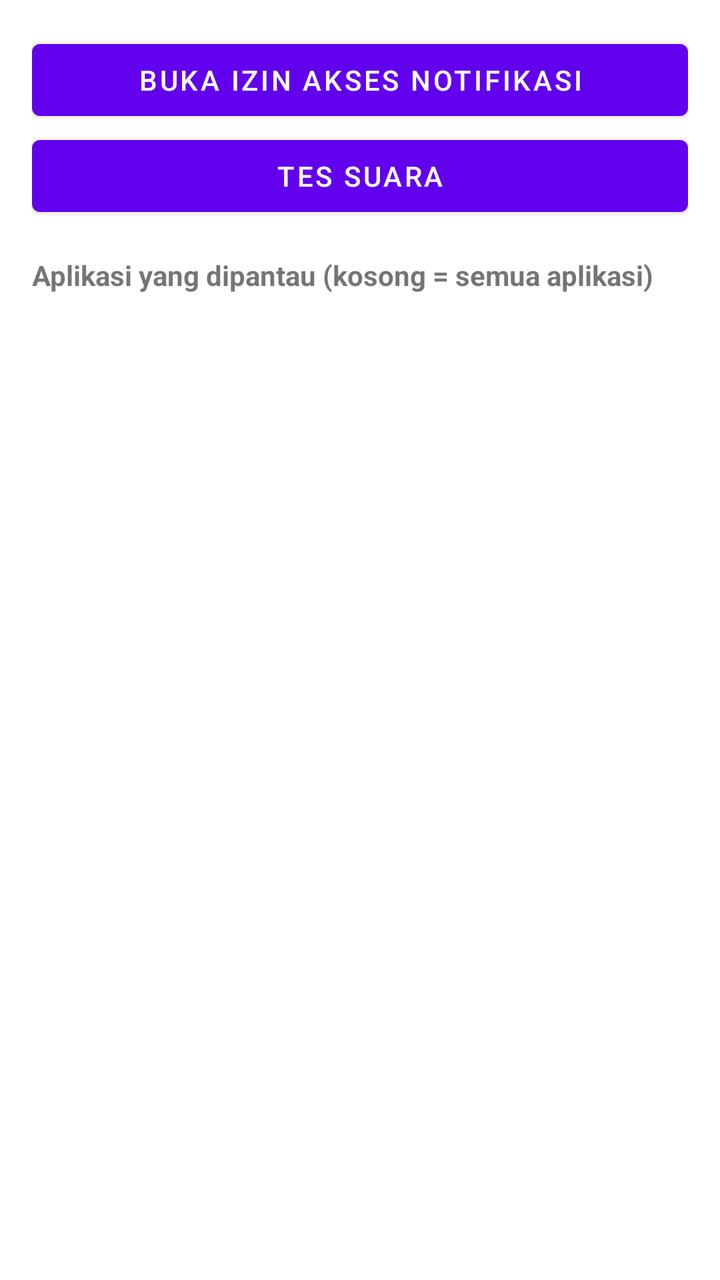
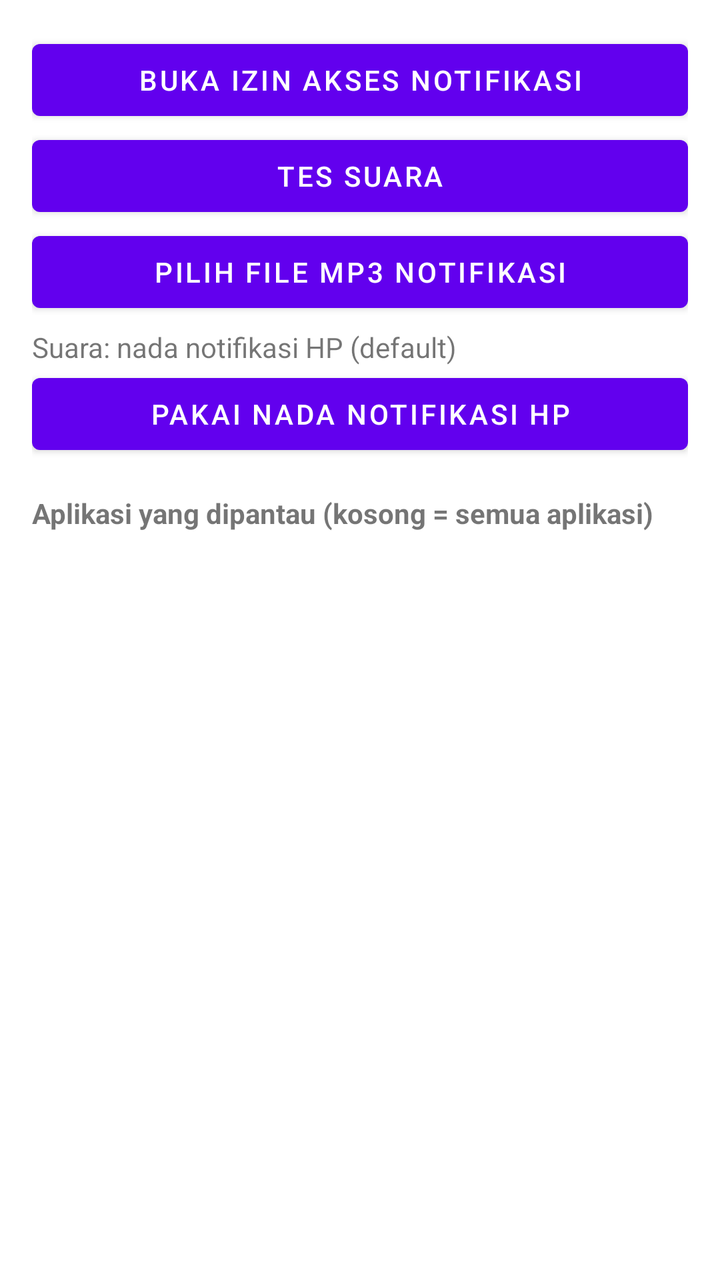

Screens rendered from an Android XML layout before and after an edit, with the pre-edit source and the edit as a unified diff.
<!-- AndroidManifest.xml: fallback theme Theme.MaterialComponents.DayNight.NoActionBar -->
<!-- res/layout/activity_main.xml -->
<LinearLayout xmlns:android="http://schemas.android.com/apk/res/android"
    android:layout_width="match_parent"
    android:layout_height="match_parent"
    android:orientation="vertical"
    android:padding="16dp">

    <Button
        android:id="@+id/btnIzin"
        android:layout_width="match_parent"
        android:layout_height="wrap_content"
        android:text="Buka Izin Akses Notifikasi" />

    <Button
        android:id="@+id/btnTes"
        android:layout_width="match_parent"
        android:layout_height="wrap_content"
        android:text="Tes Suara" />

    <TextView
        android:layout_width="match_parent"
        android:layout_height="wrap_content"
        android:layout_marginTop="16dp"
        android:text="Aplikasi yang dipantau (kosong = semua aplikasi)"
        android:textStyle="bold" />

    <ListView
        android:id="@+id/listAplikasi"
        android:layout_width="match_parent"
        android:layout_height="0dp"
        android:layout_weight="1" />
</LinearLayout>
<!-- resources referenced by this layout -->
<resources>

</resources>

<!-- the commit's change to res/layout/activity_main.xml (unified diff, before → after) -->
@@ -16,6 +16,25 @@
         android:layout_height="wrap_content"
         android:text="Tes Suara" />
 
+    <Button
+        android:id="@+id/btnPilihMp3"
+        android:layout_width="match_parent"
+        android:layout_height="wrap_content"
+        android:text="Pilih File MP3 Notifikasi" />
+
+    <TextView
+        android:id="@+id/txtSuara"
+        android:layout_width="match_parent"
+        android:layout_height="wrap_content"
+        android:layout_marginTop="4dp"
+        android:text="Suara: nada notifikasi HP (default)" />
+
+    <Button
+        android:id="@+id/btnResetMp3"
+        android:layout_width="match_parent"
+        android:layout_height="wrap_content"
+        android:text="Pakai Nada Notifikasi HP" />
+
     <TextView
         android:layout_width="match_parent"
         android:layout_height="wrap_content"
